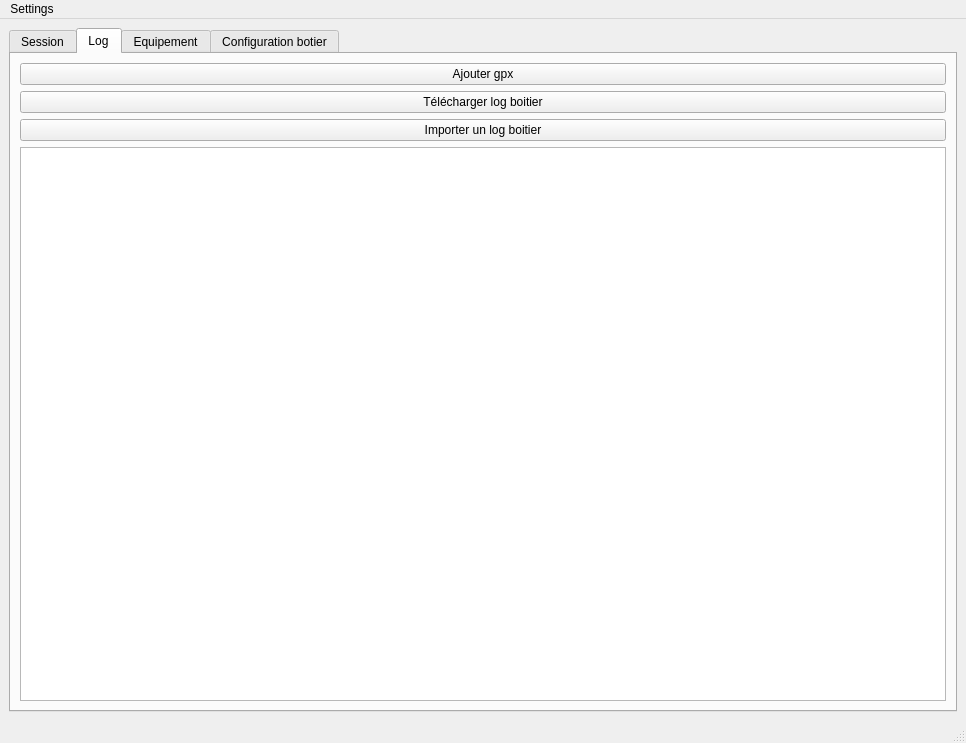
This is seafoil-log-analyzer/ui/main_window.ui in ThomasLeMezo/seafoil-tools as Qt 5 draws it before an edit. The edited form follows.
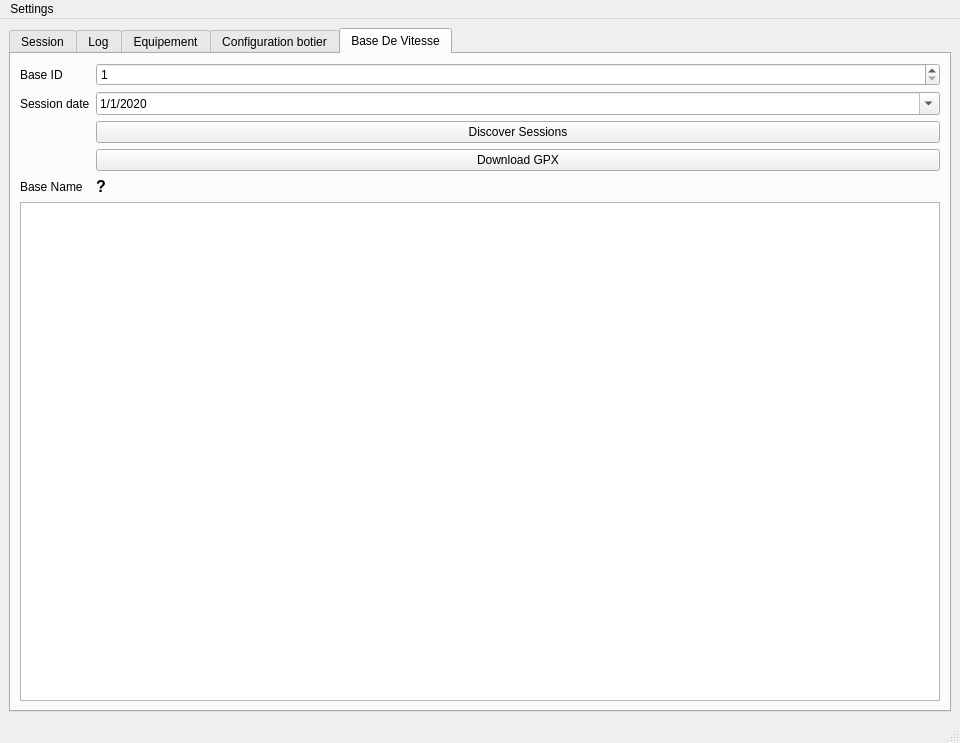
This is the edited form.

Commit message: * Add BDV download * Correct several bugs

The edit to the form file:
```diff
--- a/seafoil-log-analyzer/ui/main_window.ui
+++ b/seafoil-log-analyzer/ui/main_window.ui
@@ -6,7 +6,7 @@
    <rect>
     <x>0</x>
     <y>0</y>
-    <width>966</width>
+    <width>960</width>
     <height>743</height>
    </rect>
   </property>
@@ -18,7 +18,7 @@
     <item>
      <widget class="QTabWidget" name="tabWidget">
       <property name="currentIndex">
-       <number>1</number>
+       <number>4</number>
       </property>
       <widget class="QWidget" name="tab_session">
        <property name="maximumSize">
@@ -463,6 +463,120 @@
         </item>
        </layout>
       </widget>
+      <widget class="QWidget" name="tab">
+       <attribute name="title">
+        <string>Base De Vitesse</string>
+       </attribute>
+       <layout class="QFormLayout" name="formLayout_2">
+        <item row="2" column="1">
+         <widget class="QPushButton" name="pushButton_bdv_refresh">
+          <property name="text">
+           <string>Discover Sessions</string>
+          </property>
+         </widget>
+        </item>
+        <item row="5" column="0" colspan="2">
+         <widget class="QTableWidget" name="tableWidget_bdv">
+          <property name="editTriggers">
+           <set>QAbstractItemView::NoEditTriggers</set>
+          </property>
+          <property name="selectionBehavior">
+           <enum>QAbstractItemView::SelectRows</enum>
+          </property>
+          <property name="showGrid">
+           <bool>false</bool>
+          </property>
+          <property name="rowCount">
+           <number>1</number>
+          </property>
+          <property name="columnCount">
+           <number>5</number>
+          </property>
+          <attribute name="horizontalHeaderVisible">
+           <bool>false</bool>
+          </attribute>
+          <attribute name="verticalHeaderVisible">
+           <bool>false</bool>
+          </attribute>
+          <row/>
+          <column/>
+          <column/>
+          <column/>
+          <column/>
+          <column/>
+         </widget>
+        </item>
+        <item row="3" column="1">
+         <widget class="QPushButton" name="pushButton_download_gpx">
+          <property name="text">
+           <string>Download GPX</string>
+          </property>
+         </widget>
+        </item>
+        <item row="0" column="1">
+         <widget class="QSpinBox" name="spinBox_bdv_base_id">
+          <property name="minimum">
+           <number>1</number>
+          </property>
+         </widget>
+        </item>
+        <item row="1" column="1">
+         <widget class="QDateEdit" name="dateEdit_bdv">
+          <property name="minimumDateTime">
+           <datetime>
+            <hour>0</hour>
+            <minute>0</minute>
+            <second>0</second>
+            <year>2020</year>
+            <month>1</month>
+            <day>1</day>
+           </datetime>
+          </property>
+          <property name="displayFormat">
+           <string>d/M/yyyy</string>
+          </property>
+          <property name="calendarPopup">
+           <bool>true</bool>
+          </property>
+         </widget>
+        </item>
+        <item row="0" column="0">
+         <widget class="QLabel" name="label_11">
+          <property name="text">
+           <string>Base ID</string>
+          </property>
+         </widget>
+        </item>
+        <item row="1" column="0">
+         <widget class="QLabel" name="label_12">
+          <property name="text">
+           <string>Session date</string>
+          </property>
+         </widget>
+        </item>
+        <item row="4" column="1">
+         <widget class="QLabel" name="label_13_bdv_name">
+          <property name="font">
+           <font>
+            <pointsize>12</pointsize>
+            <weight>75</weight>
+            <bold>true</bold>
+           </font>
+          </property>
+          <property name="text">
+           <string>?</string>
+          </property>
+         </widget>
+        </item>
+        <item row="4" column="0">
+         <widget class="QLabel" name="label_14">
+          <property name="text">
+           <string>Base Name</string>
+          </property>
+         </widget>
+        </item>
+       </layout>
+      </widget>
      </widget>
     </item>
    </layout>
@@ -473,7 +587,7 @@
     <rect>
      <x>0</x>
      <y>0</y>
-     <width>966</width>
+     <width>960</width>
      <height>22</height>
     </rect>
    </property>
```
The commit also changes 9 other files.
